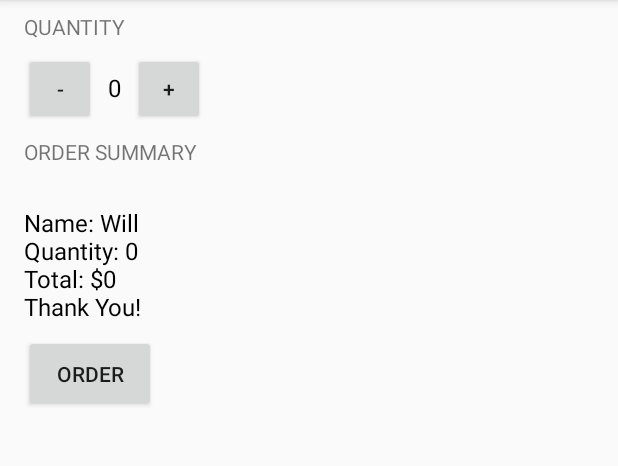
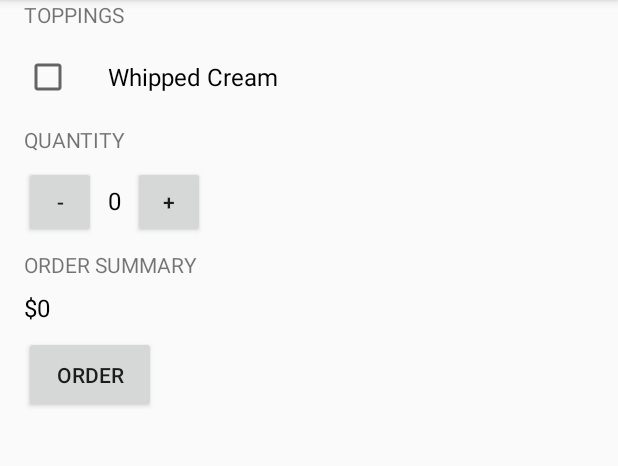
Before and after one commit to wlin3/JustJava, an Android app: the screen it shows after launch (MainActivity), after a tap on "ORDER", on a phone screen of 412 x 824 dp, the part 84-550 px from its top. Run offline under Robolectric (Android 15) with nearby library versions, the phone set to English and light mode, and no system bars; 2 statements that could not run were skipped.

Commit message:
Added Whipped Cream

```diff
--- a/app/src/main/java/com/example/myapplication/MainActivity.java
+++ b/app/src/main/java/com/example/myapplication/MainActivity.java
@@ -10,7 +10,10 @@ package com.example.myapplication;
 
 import android.os.Bundle;
 import androidx.appcompat.app.AppCompatActivity;
+
+import android.util.Log;
 import android.view.View;
+import android.widget.CheckBox;
 import android.widget.TextView;
 import java.text.NumberFormat;
 
@@ -45,7 +48,11 @@ public class MainActivity extends AppCompatActivity {
      * This method is called when the order button is clicked.
      */
     public void submitOrder(View view) {
+        CheckBox whippedCreamCheckBox = (CheckBox) findViewById(R.id.whipped_cream_checkbox);
+        boolean hasWhippedCream = whippedCreamCheckBox.isChecked();
+        Log.v("MainActivity", "Haswhipped cream: "+ hasWhippedCream);
         int price = calculatePrice();
+        String priceMessage = createOrderSummary(price);
         displayMessage(createOrderSummary(price));
 
     }
@@ -55,11 +62,12 @@ public class MainActivity extends AppCompatActivity {
         return price;
     }
 
-    private String createOrderSummary(int price) {
+    private String createOrderSummary(int price, boolean addWhippedCream) {
         String priceMessage = "\nName: Will";
-        priceMessage = priceMessage + "\nQuantity: " + quantity;
-        priceMessage = priceMessage + "\nTotal: $" + price;
-        priceMessage = priceMessage + "\nThank You!";
+        priceMessage += "\nadd whipped cream?" + addWhippedCream;
+        priceMessage += priceMessage + "\nQuantity: " + quantity;
+        priceMessage += priceMessage + "\nTotal: $" + price;
+        priceMessage += priceMessage + "\nThank You!";
         return priceMessage;
     }
 
--- a/app/src/main/res/layout/activity_main.xml
+++ b/app/src/main/res/layout/activity_main.xml
@@ -8,10 +8,23 @@
     android:orientation="vertical">
 
     <TextView
-        android:id="@+id/quantity"
         android:layout_width="wrap_content"
         android:layout_height="wrap_content"
-        android:paddingTop="8dp"
+        android:layout_marginBottom="16dp"
+        android:text="TOPPINGS" />
+    <CheckBox
+        android:id="@+id/whipped_cream_checkbox"
+        android:layout_width="wrap_content"
+        android:layout_height="wrap_content"
+        android:text="Whipped Cream"
+        android:paddingLeft="24dp"
+        android:textSize="16sp"
+
+        />
+    <TextView
+        android:layout_width="wrap_content"
+        android:layout_height="wrap_content"
+        android:layout_marginTop="16dp"
         android:text="QUANTITY" />
     <LinearLayout
         android:layout_width="match_parent"
```
